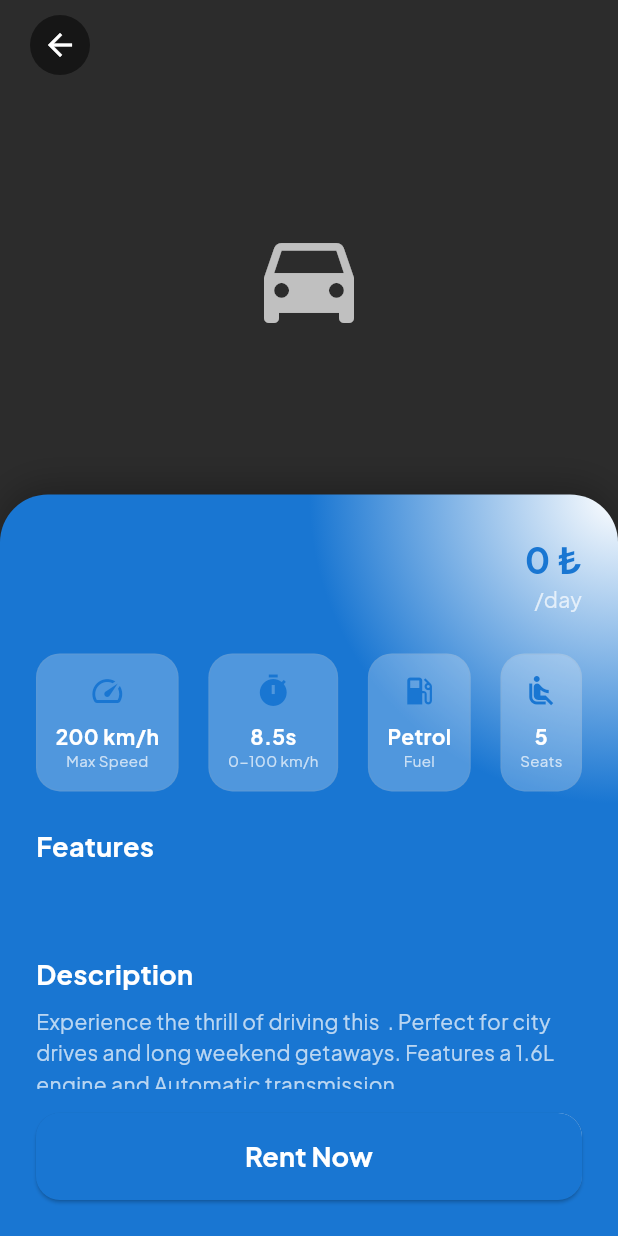
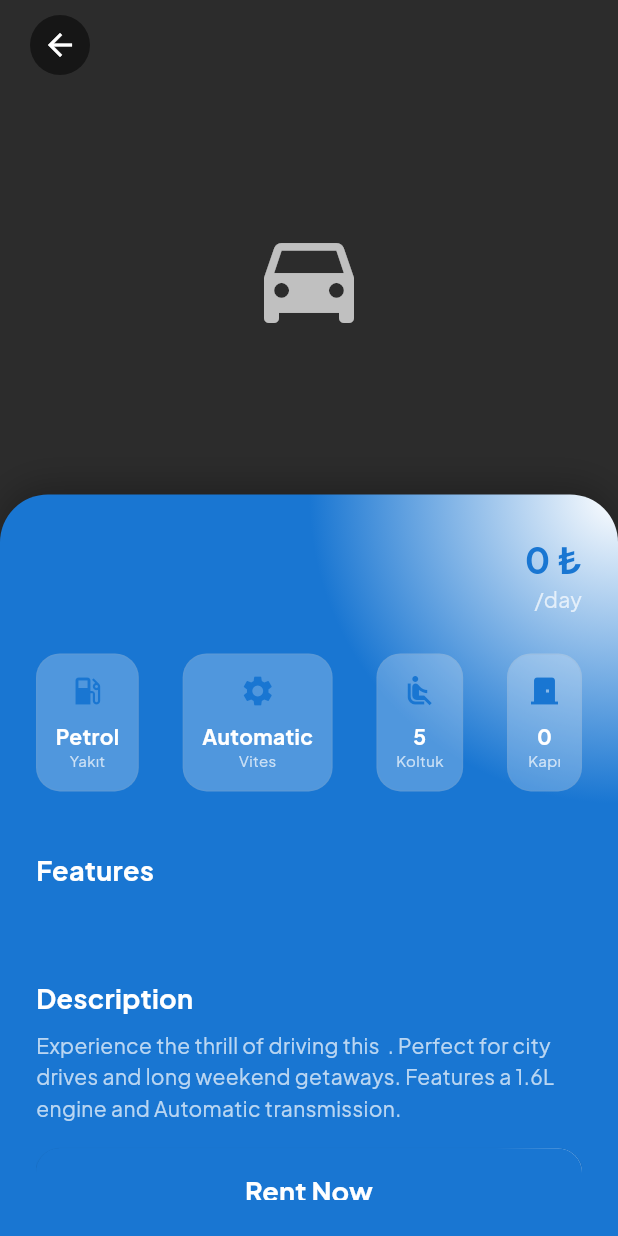
Before and after one commit to Umutters/rent_a_car, a Flutter app: the CarDetailsPage screen opened directly with empty values, on a phone screen of 412 x 824 dp. Run offline on Flutter 3.47's test engine with Material 3 defaults, Android fonts, the phone set to English and light mode, and no system bars; our stand-ins replace google_fonts, google_sign_in, shared_preferences, supabase_flutter; accounts and stored records are empty.

Commit message:
feat: Enhance car details and booking pages with additional UI elements and data handling

```diff
--- a/lib/pages/dashboard/car_details_page.dart
+++ b/lib/pages/dashboard/car_details_page.dart
@@ -85,6 +85,7 @@ class CarDetailsPage extends StatelessWidget {
                     ),
                   ],
                 ),
+                child: SingleChildScrollView(
                   child: Column(
                     crossAxisAlignment: CrossAxisAlignment.start,
                     children: [
@@ -146,29 +147,35 @@ class CarDetailsPage extends StatelessWidget {
                         ],
                       ),
                       const SizedBox(height: 24),
-                    // Specs Grid
+                      // Specs Grid - İlk Satır
                       Row(
                         mainAxisAlignment: MainAxisAlignment.spaceBetween,
                         children: [
-                        _buildSpecItem(Icons.speed, car.maxSpeed, 'Max Speed'),
-                        _buildSpecItem(
-                          Icons.timer,
-                          car.acceleration,
-                          '0-100 km/h',
-                        ),
                           _buildSpecItem(
                             Icons.local_gas_station,
                             car.fuelType,
-                          'Fuel',
+                            'Yakıt',
+                          ),
+                          _buildSpecItem(
+                            Icons.settings,
+                            car.transmission,
+                            'Vites',
                           ),
                           _buildSpecItem(
                             Icons.airline_seat_recline_normal,
                             '${car.seats}',
-                          'Seats',
+                            'Koltuk',
+                          ),
+                          if (car.doors != null)
+                            _buildSpecItem(
+                              Icons.door_front_door,
+                              '${car.doors}',
+                              'Kapı',
                             ),
                         ],
                       ),
                       const SizedBox(height: 24),
+                      const SizedBox(height: 16),
                       // Car Features
                       if (car.featuresList.isNotEmpty) ...[
                         Text(
@@ -190,10 +197,20 @@ class CarDetailsPage extends StatelessWidget {
                                 vertical: 6,
                               ),
                               decoration: BoxDecoration(
-                              color: Color.fromRGBO(AppColors.accent.red, AppColors.accent.green, AppColors.accent.blue, 0.15),
+                                color: Color.fromRGBO(
+                                  AppColors.accent.red,
+                                  AppColors.accent.green,
+                                  AppColors.accent.blue,
+                                  0.15,
+                                ),
                                 borderRadius: BorderRadius.circular(20),
                                 border: Border.all(
-                                color: Color.fromRGBO(AppColors.accent.red, AppColors.accent.green, AppColors.accent.blue, 0.3),
+                                  color: Color.fromRGBO(
+                                    AppColors.accent.red,
+                                    AppColors.accent.green,
+                                    AppColors.accent.blue,
+                                    0.3,
+                                  ),
                                 ),
                               ),
                               child: Row(
@@ -285,6 +302,7 @@ class CarDetailsPage extends StatelessWidget {
                   ),
                 ),
               ),
+            ),
           ],
         ),
       ),
@@ -332,10 +350,12 @@ class CarDetailsPage extends StatelessWidget {
       case 'gps':
         return Icons.gps_fixed;
       case 'sunroof':
+      case 'açılır tavan':
         return Icons.wb_sunny;
       case 'park sensörü':
         return Icons.sensors;
       case 'cruise control':
+      case 'hız sabitleyici':
         return Icons.speed;
       default:
         return Icons.check_circle;
```
Also changed, not shown: lib/pages/bookings_page.dart (+18 -33 lines), lib/pages/dashboard/widgets/car_card.dart (+94 -0 lines). Lines whose indentation alone changed are shown as unchanged.
